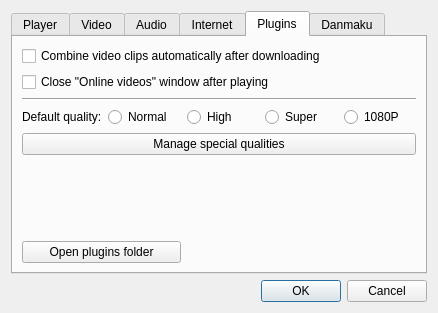
This is src/settingsdialog.ui in coslyk/moonplayer as Qt 5 draws it before an edit. The edited form follows.
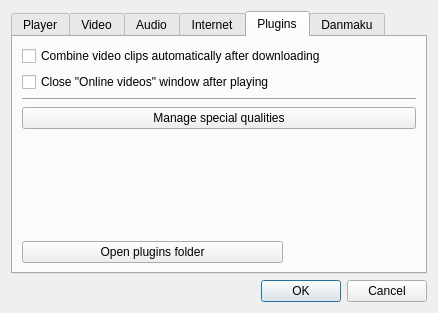
This is the edited form. The open tabs and pages were chosen to show the change.

Diff of the .ui file:
```diff
--- a/src/settingsdialog.ui
+++ b/src/settingsdialog.ui
@@ -325,49 +325,28 @@
        <string>Plugins</string>
       </attribute>
       <layout class="QGridLayout" name="gridLayout">
-       <item row="3" column="0">
-        <widget class="QLabel" name="label">
-         <property name="text">
-          <string>Default quality:</string>
+       <item row="2" column="0" colspan="3">
+        <widget class="Line" name="line_3">
+         <property name="orientation">
+          <enum>Qt::Horizontal</enum>
          </property>
         </widget>
        </item>
-       <item row="3" column="3">
-        <widget class="QRadioButton" name="superRadioButton">
+       <item row="6" column="0" colspan="2">
+        <widget class="QPushButton" name="viewPluginsButton">
          <property name="text">
-          <string>Super</string>
+          <string>Open plugins folder</string>
          </property>
         </widget>
        </item>
-       <item row="1" column="0" colspan="5">
-        <widget class="QCheckBox" name="autoCloseWindowCheckBox">
+       <item row="0" column="0" colspan="3">
+        <widget class="QCheckBox" name="combineCheckBox">
          <property name="text">
-          <string>Close &quot;Online videos&quot; window after playing</string>
+          <string>Combine video clips automatically after downloading</string>
          </property>
         </widget>
        </item>
-       <item row="3" column="1">
-        <widget class="QRadioButton" name="normalRadioButton">
-         <property name="text">
-          <string>Normal</string>
-         </property>
-        </widget>
-       </item>
-       <item row="3" column="4">
-        <widget class="QRadioButton" name="_1080pRadioButton">
-         <property name="text">
-          <string>1080P</string>
-         </property>
-        </widget>
-       </item>
-       <item row="3" column="2">
-        <widget class="QRadioButton" name="highRadioButton">
-         <property name="text">
-          <string>High</string>
-         </property>
-        </widget>
-       </item>
-       <item row="6" column="0">
+       <item row="5" column="0">
         <spacer name="verticalSpacer">
          <property name="orientation">
           <enum>Qt::Vertical</enum>
@@ -380,34 +359,20 @@
          </property>
         </spacer>
        </item>
-       <item row="7" column="0" colspan="2">
-        <widget class="QPushButton" name="viewPluginsButton">
+       <item row="1" column="0" colspan="3">
+        <widget class="QCheckBox" name="autoCloseWindowCheckBox">
          <property name="text">
-          <string>Open plugins folder</string>
+          <string>Close &quot;Online videos&quot; window after playing</string>
          </property>
         </widget>
        </item>
-       <item row="0" column="0" colspan="5">
-        <widget class="QCheckBox" name="combineCheckBox">
-         <property name="text">
-          <string>Combine video clips automatically after downloading</string>
-         </property>
-        </widget>
-       </item>
-       <item row="4" column="0" colspan="5">
+       <item row="3" column="0" colspan="3">
         <widget class="QPushButton" name="qualitiesButton">
          <property name="text">
           <string>Manage special qualities</string>
          </property>
         </widget>
        </item>
-       <item row="2" column="0" colspan="5">
-        <widget class="Line" name="line_3">
-         <property name="orientation">
-          <enum>Qt::Horizontal</enum>
-         </property>
-        </widget>
-       </item>
       </layout>
      </widget>
      <widget class="QWidget" name="danmakuTab">
```
